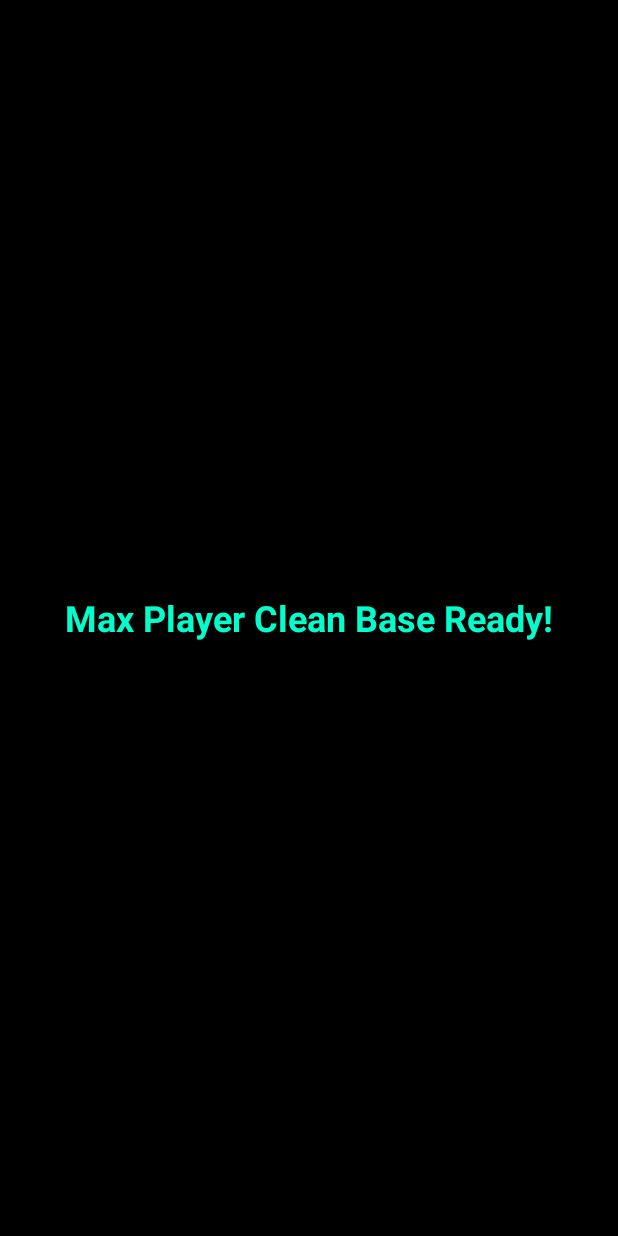
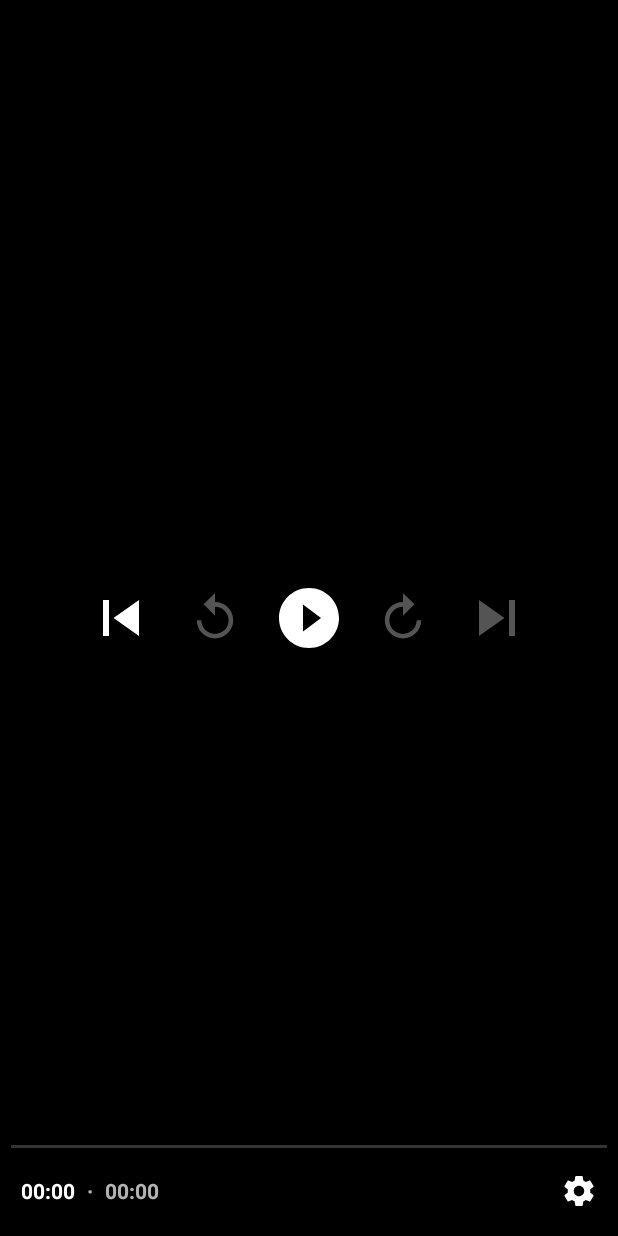
Before and after one commit to anshsaini8445/Max-AI-Player, an Android app: the screen it shows after launch (MainActivity), on a phone screen of 412 x 824 dp. Run offline under Robolectric (Android 15) with nearby library versions, the light colour scheme and no system bars.

Commit message:
🚀 Issue #4 resolved

```diff
--- a/app/src/main/AndroidManifest.xml
+++ b/app/src/main/AndroidManifest.xml
@@ -1,10 +1,10 @@
 <?xml version="1.0" encoding="utf-8"?>
 <manifest xmlns:android="http://schemas.android.com/apk/res/android">
+    <uses-permission android:name="android.permission.INTERNET" />
     <uses-permission android:name="android.permission.READ_MEDIA_VIDEO" />
     <uses-permission android:name="android.permission.READ_MEDIA_AUDIO" />
-    <uses-permission android:name="android.permission.READ_EXTERNAL_STORAGE" />
-    <application android:allowBackup="true" android:label="Max Player" android:theme="@style/Theme.AppCompat.Light.NoActionBar">
-        <activity android:name=".MainActivity" android:exported="true">
+    <application android:allowBackup="true" android:label="Max Player" android:theme="@style/Theme.AppCompat.DayNight.NoActionBar">
+        <activity android:name=".MainActivity" android:exported="true" android:supportsPictureInPicture="true">
             <intent-filter>
                 <action android:name="android.intent.action.MAIN" />
                 <category android:name="android.intent.category.LAUNCHER" />
--- a/app/src/main/java/com/app/mediaplayer/MainActivity.kt
+++ b/app/src/main/java/com/app/mediaplayer/MainActivity.kt
@@ -1,9 +1,23 @@
 package com.app.mediaplayer
 import android.os.Bundle
 import androidx.appcompat.app.AppCompatActivity
+import androidx.media3.common.MediaItem
+import androidx.media3.exoplayer.ExoPlayer
+import androidx.media3.ui.PlayerView
+
 class MainActivity : AppCompatActivity() {
+    private var player: ExoPlayer? = null
     override fun onCreate(savedInstanceState: Bundle?) {
         super.onCreate(savedInstanceState)
         setContentView(R.layout.activity_main)
+        val playerView = findViewById<PlayerView>(R.id.player_view)
+        player = ExoPlayer.Builder(this).build()
+        playerView.player = player
+        val mediaItem = MediaItem.fromUri("https://storage.googleapis.com/exoplayer-test-media-0/BigBuckBunny_320x180.mp4")
+        player?.setMediaItem(mediaItem)
+        player?.prepare()
+        player?.playWhenReady = true
     }
+    override fun onStop() { super.onStop(); player?.pause() }
+    override fun onDestroy() { super.onDestroy(); player?.release() }
 }
--- a/app/src/main/res/layout/activity_main.xml
+++ b/app/src/main/res/layout/activity_main.xml
@@ -1,4 +1,16 @@
 <?xml version="1.0" encoding="utf-8"?>
-<LinearLayout android:background="#000000" android:gravity="center" android:layout_height="match_parent" android:layout_width="match_parent" android:orientation="vertical" xmlns:android="http://schemas.android.com/apk/res/android">
-    <TextView android:layout_height="wrap_content" android:layout_width="wrap_content" android:text="Max Player Clean Base Ready!" android:textColor="#00FFCC" android:textSize="24sp" android:textStyle="bold"/>
-</LinearLayout>
+<androidx.constraintlayout.widget.ConstraintLayout
+    xmlns:android="http://schemas.android.com/apk/res/android"
+    xmlns:app="http://schemas.android.com/apk/res-auto"
+    android:background="#0F0F0F"
+    android:layout_height="match_parent"
+    android:layout_width="match_parent">
+    <androidx.media3.ui.PlayerView
+        android:id="@+id/player_view"
+        android:layout_width="match_parent"
+        android:layout_height="match_parent"
+        app:use_controller="true"
+        app:show_buffering="when_playing"
+        app:layout_constraintTop_toTopOf="parent"
+        app:layout_constraintBottom_toBottomOf="parent" />
+</androidx.constraintlayout.widget.ConstraintLayout>
```
Also changed, not shown: 40 other files.
